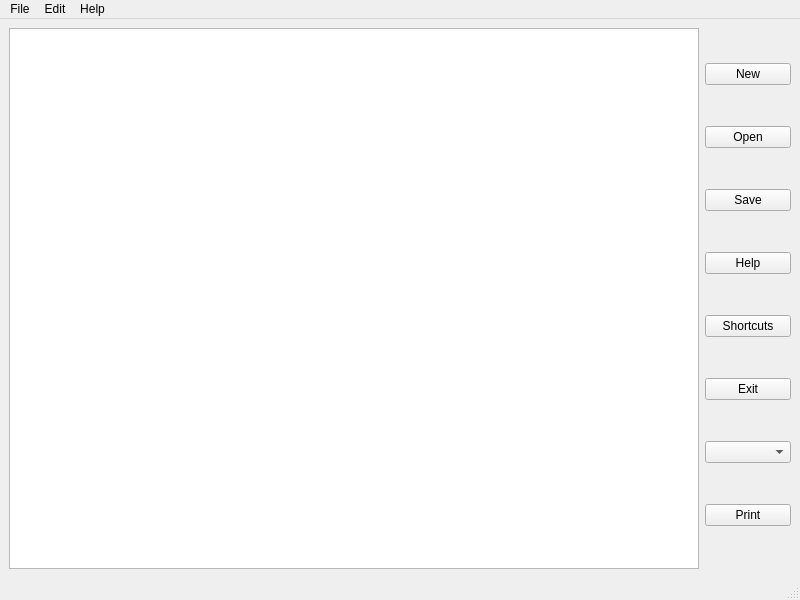
Just-Interested/GU_Cpp_homeworks, file Cpp_qt/qt_text_editor/mainwindow.ui: the form before one commit.
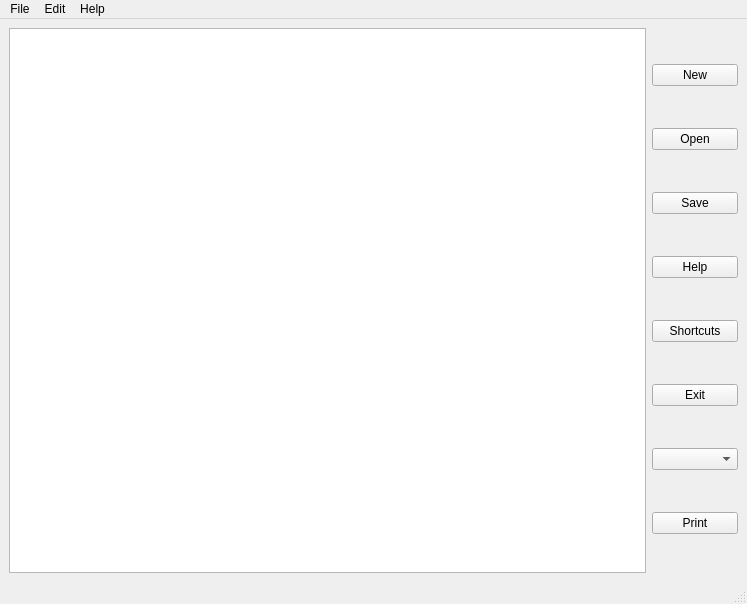
The form after the commit.

```diff
--- a/Cpp_qt/qt_text_editor/mainwindow.ui
+++ b/Cpp_qt/qt_text_editor/mainwindow.ui
@@ -6,8 +6,8 @@
    <rect>
     <x>0</x>
     <y>0</y>
-    <width>800</width>
-    <height>600</height>
+    <width>747</width>
+    <height>604</height>
    </rect>
   </property>
   <property name="windowTitle">
@@ -92,7 +92,7 @@
     <rect>
      <x>0</x>
      <y>0</y>
-     <width>800</width>
+     <width>747</width>
      <height>26</height>
     </rect>
    </property>
```
Left out of the diff: 18 changed lines with no effect on the pictures.
